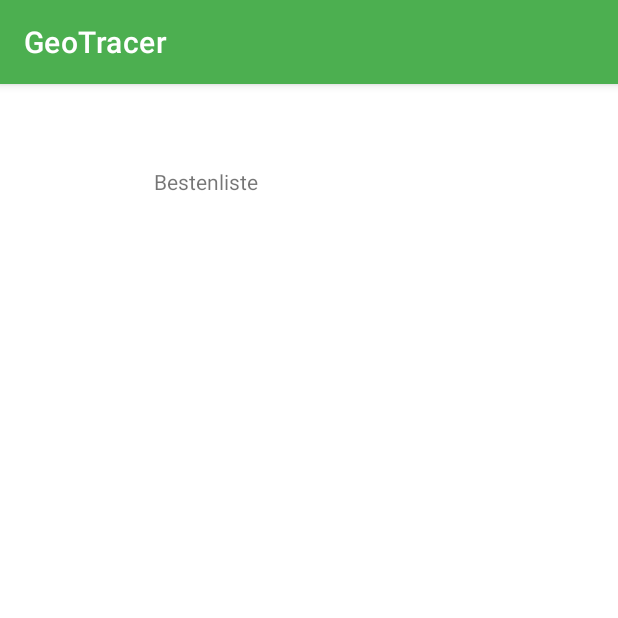
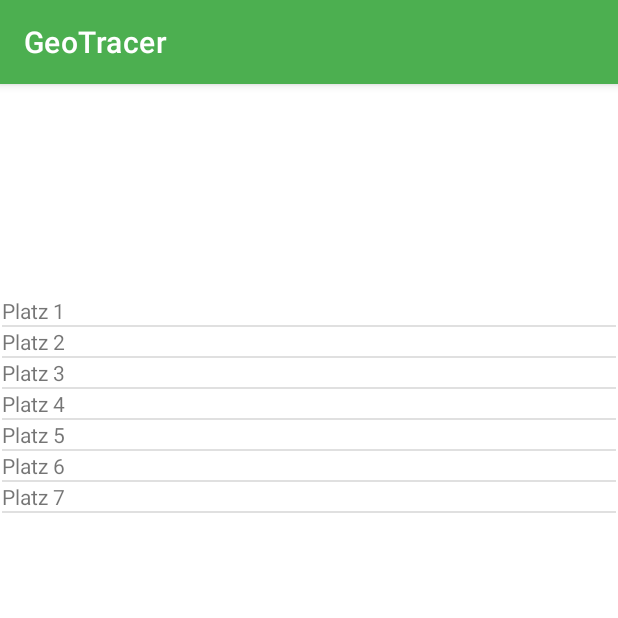
Before and after one commit to STK-Students/GeoTracer, an Android app: the BestList screen opened directly, with no data from a screen before it, on a phone screen of 412 x 824 dp, the top half of it. Run offline under Robolectric (Android 15) with nearby library versions, the phone set to English and light mode, and no system bars.

Commit message:
Added Bestenliste

```diff
--- a/app/src/main/AndroidManifest.xml
+++ b/app/src/main/AndroidManifest.xml
@@ -12,7 +12,13 @@
         android:supportsRtl="true"
         android:theme="@style/Theme.GeoTracer"
         tools:targetApi="31">
-
+        <activity
+            android:name=".BestListView"
+            android:exported="false">
+            <meta-data
+                android:name="android.app.lib_name"
+                android:value="" />
+        </activity>
 
         <meta-data
             android:name="com.google.android.geo.API_KEY"
--- a/app/src/main/java/de/sk/geotracer/BestList.java
+++ b/app/src/main/java/de/sk/geotracer/BestList.java
@@ -3,12 +3,31 @@ package de.sk.geotracer;
 import androidx.appcompat.app.AppCompatActivity;
 
 import android.os.Bundle;
+import android.widget.ArrayAdapter;
+import android.widget.ListView;
+
 
 public class BestList extends AppCompatActivity {
+
+    //Parameter, die in der Bestenliste angezeigt werden soll.
+    String listPlatz [] = {"Platz 1", "Platz 2", "Platz 3", "Platz 4", "Platz 5", "Platz 6", "Platz 7", };
+
+    //ListView
+    ListView bestListView;
 
     @Override
     protected void onCreate(Bundle savedInstanceState) {
         super.onCreate(savedInstanceState);
         setContentView(R.layout.activity_best_list);
+
+        //Lokalisieren der ListView
+        bestListView = (ListView) findViewById(R.id.bestListView);
+
+        //Erstellen des Adapters für die Parameterübergabe
+        ArrayAdapter<String> arrayAdapter = new ArrayAdapter<String>(this, R.layout.activity_best_list_view, R.id.TextView, listPlatz);
+        bestListView.setAdapter(arrayAdapter);
+
     }
+
+
 }
--- /dev/null
+++ b/app/src/main/java/de/sk/geotracer/BestListView.java
@@ -0,0 +1,14 @@
+package de.sk.geotracer;
+
+import androidx.appcompat.app.AppCompatActivity;
+
+import android.os.Bundle;
+
+public class BestListView extends AppCompatActivity {
+
+    @Override
+    protected void onCreate(Bundle savedInstanceState) {
+        super.onCreate(savedInstanceState);
+        setContentView(R.layout.activity_best_list_view);
+    }
+}
--- a/app/src/main/res/layout/activity_best_list.xml
+++ b/app/src/main/res/layout/activity_best_list.xml
@@ -4,26 +4,18 @@
     xmlns:tools="http://schemas.android.com/tools"
     android:layout_width="match_parent"
     android:layout_height="match_parent"
-    android:label="Bestenliste"
     tools:context=".BestList">
 
 
     <ListView
-        android:id="@+id/listview_best_list"
-        android:layout_width="246dp"
-        android:layout_height="449dp"
+        android:id="@+id/bestListView"
+        android:layout_width="409dp"
+        android:layout_height="729dp"
+        android:layout_marginTop="250dp"
         app:layout_constraintBottom_toBottomOf="parent"
         app:layout_constraintEnd_toEndOf="parent"
         app:layout_constraintStart_toStartOf="parent"
-        app:layout_constraintTop_toTopOf="parent" />
+        app:layout_constraintTop_toTopOf="parent"
+        app:layout_constraintVertical_bias="0.515" />
 
-    <TextView
-        android:id="@+id/textView_bestlist"
-        android:layout_width="207dp"
-        android:layout_height="49dp"
-        android:text="Bestenliste"
-        app:layout_constraintBottom_toTopOf="@+id/listview_best_list"
-        app:layout_constraintEnd_toEndOf="parent"
-        app:layout_constraintStart_toStartOf="parent"
-        app:layout_constraintTop_toTopOf="parent" />
 </androidx.constraintlayout.widget.ConstraintLayout>
--- /dev/null
+++ b/app/src/main/res/layout/activity_best_list_view.xml
@@ -0,0 +1,16 @@
+<?xml version="1.0" encoding="utf-8"?>
+<LinearLayout xmlns:android="http://schemas.android.com/apk/res/android"
+    xmlns:app="http://schemas.android.com/apk/res-auto"
+    xmlns:tools="http://schemas.android.com/tools"
+    android:layout_width="match_parent"
+    android:layout_height="match_parent"
+    tools:context=".BestListView">
+
+    <TextView
+        android:layout_width="wrap_content"
+        android:layout_height="wrap_content"
+        android:id="@+id/TextView"
+        android:text="Text">
+    </TextView>
+
+</LinearLayout>
```
